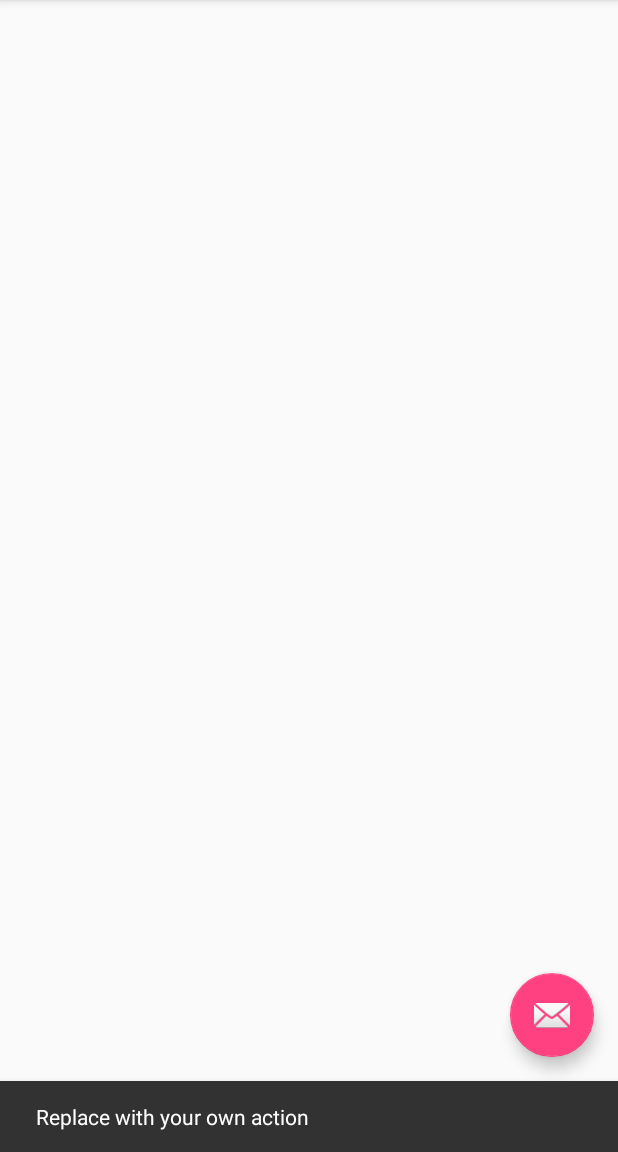
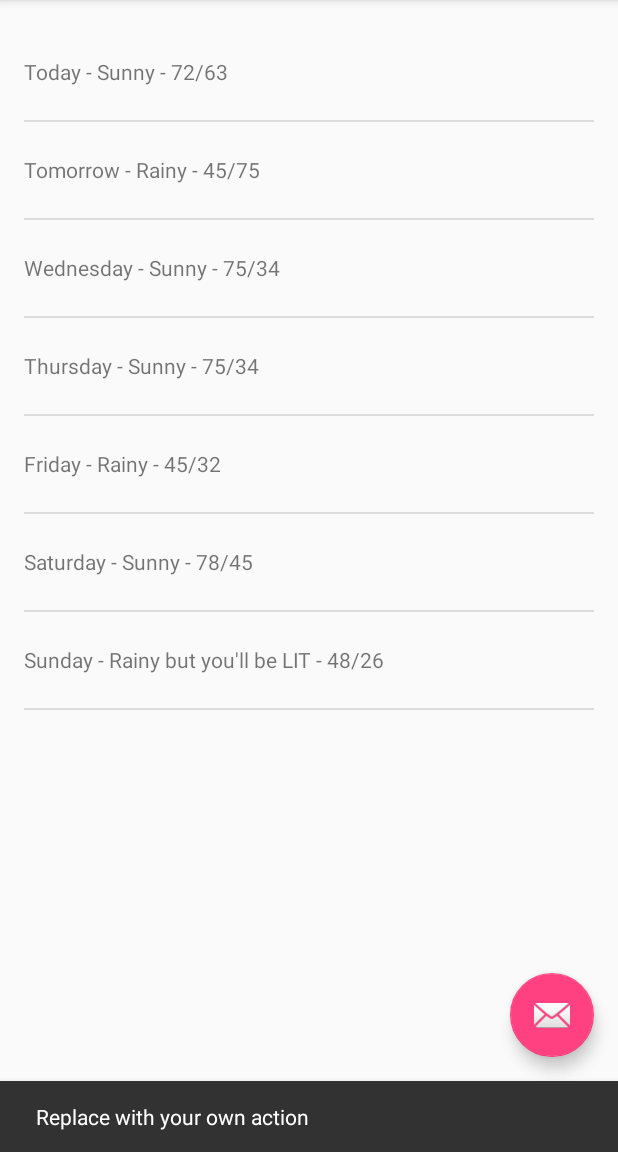
Before and after one commit to LeonardRoll/Sunshine_Leonard, an Android app: the screen it shows after launch (MainActivity), after a tap on an icon or button, on a phone screen of 412 x 824 dp, the part 84-1236 px from its top. Run offline under Robolectric (Android 15) with nearby library versions, the phone set to English and light mode, and no system bars.

```diff
--- a/Sunshine/app/src/main/java/com/roll/leonard/sunshine/MainActivityFragment.java
+++ b/Sunshine/app/src/main/java/com/roll/leonard/sunshine/MainActivityFragment.java
@@ -5,6 +5,8 @@ import android.os.Bundle;
 import android.view.LayoutInflater;
 import android.view.View;
 import android.view.ViewGroup;
+import android.widget.ArrayAdapter;
+import android.widget.ListView;
 
 import java.util.ArrayList;
 import java.util.Arrays;
@@ -21,6 +23,7 @@ public class MainActivityFragment extends Fragment {
     @Override
     public View onCreateView(LayoutInflater inflater, ViewGroup container,
                              Bundle savedInstanceState) {
+        View rootView = inflater.inflate(R.layout.fragment_main,container,false);
         String[] forecastArray = {
                 "Today - Sunny - 72/63",
                 "Tomorrow - Rainy - 45/75",
@@ -31,6 +34,10 @@ public class MainActivityFragment extends Fragment {
                 "Sunday - Rainy but you'll be LIT - 48/26"
         };
         List<String> forecast = new ArrayList<String>(Arrays.asList(forecastArray));
-        return inflater.inflate(R.layout.fragment_main, container, false);
+        //Adapter
+        ArrayAdapter<String> mForecastAdapter = new ArrayAdapter<String>(getActivity(), R.layout.list_item_forecast, R.id.list_item_forecast_textview, forecast);
+        ListView List = (ListView) rootView.findViewById(R.id.listView_forecast);
+        List.setAdapter(mForecastAdapter);
+        return rootView;
     }
 }
```
